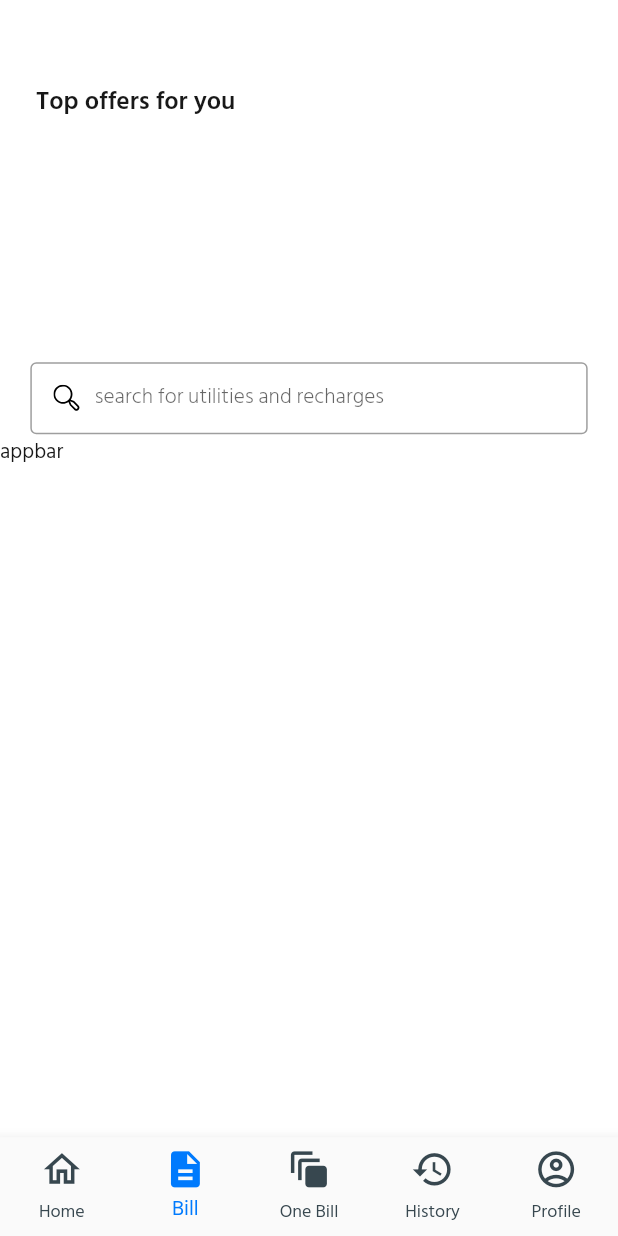
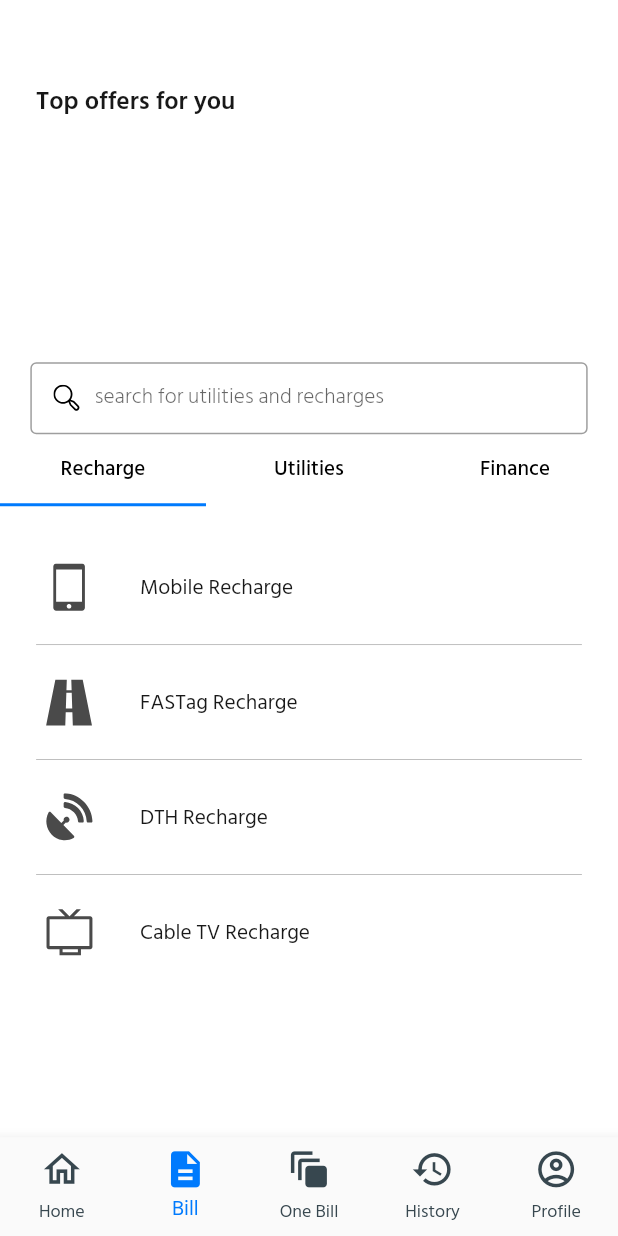
Before and after one commit to AnirudhVasudev47/billy, a Flutter app: the HomePage screen opened directly, item 2 of the bottom bar chosen, on a phone screen of 412 x 824 dp. Run offline on Flutter 3.47's test engine with Material 2 defaults, Android fonts, the phone set to English and light mode, and no system bars; drawn by our look-alikes of carousel_slider; our stand-ins replace cloud_firestore, firebase_auth, firebase_core, flutter_screenutil, flutter_svg, share_plus; missing offline and left inert: splash_screen_view; accounts and stored records are empty.

Commit message:
Bill tab done

```diff
--- a/lib/main.dart
+++ b/lib/main.dart
@@ -45,9 +45,6 @@ class _MyAppState extends State<MyApp> {
               Provider<AuthenticationService>(
                 create: (_) => AuthenticationService(FirebaseAuth.instance),
               ),
-              Provider<Rewards>(
-                create: (_) => Rewards(firebaseFirestore),
-              )
             ],
             child: MaterialApp(
               debugShowCheckedModeBanner: false,
--- a/lib/ui/tab_screens/bill_tab.dart
+++ b/lib/ui/tab_screens/bill_tab.dart
@@ -1,6 +1,10 @@
 import 'package:billy/global/color.dart';
 import 'package:billy/model/rewards_model.dart';
+import 'package:billy/ui/widget/bill_finances_tab.dart';
+import 'package:billy/ui/widget/bill_recharge_tab.dart';
+import 'package:billy/ui/widget/bill_tab_card.dart';
 import 'package:billy/ui/widget/bill_tab_reward_card.dart';
+import 'package:billy/ui/widget/bill_utilities_tab.dart';
 import 'package:carousel_slider/carousel_slider.dart';
 import 'package:cloud_firestore/cloud_firestore.dart';
 import 'package:flutter/material.dart';
@@ -14,7 +18,7 @@ class BillTab extends StatefulWidget {
   _BillTabState createState() => _BillTabState();
 }
 
-class _BillTabState extends State<BillTab> {
+class _BillTabState extends State<BillTab> with SingleTickerProviderStateMixin {
   ScreenUtil screenUtil = new ScreenUtil();
   Stream<QuerySnapshot> rewardsStream =
       FirebaseFirestore.instance.collection('offers').snapshots();
@@ -22,6 +26,41 @@ class _BillTabState extends State<BillTab> {
 
   TextEditingController searchController = new TextEditingController();
   String searchText = '';
+
+  late TabController tabController;
+  final List<Tab> myTabs = <Tab>[
+    Tab(
+      child: Text(
+        'Recharge',
+        style: TextStyle(color: ThemeColors.black),
+      ),
+    ),
+    Tab(
+      child: Text(
+        'Utilities',
+        style: TextStyle(color: ThemeColors.black),
+      ),
+    ),
+    Tab(
+      child: Text(
+        'Finance',
+        style: TextStyle(color: ThemeColors.black),
+      ),
+    ),
+  ];
+
+  @override
+  void initState() {
+    super.initState();
+    tabController = TabController(vsync: this, length: myTabs.length);
+  }
+
+  @override
+  void dispose() {
+    super.dispose();
+    searchController.dispose();
+    tabController.dispose();
+  }
 
   @override
   Widget build(BuildContext context) {
@@ -50,9 +89,33 @@ class _BillTabState extends State<BillTab> {
           child: rewardsWidget(),
         ),
         searchTextField(),
-        searchController.text.isEmpty?
-            Container(child: Text('appbar'),):
-            Container(child: Text('search result'),),
+        searchController.text.isEmpty
+            ? Expanded(
+                child: Column(
+                  children: [
+                    TabBar(
+                      controller: tabController,
+                      tabs: myTabs,
+                      indicatorColor: ThemeColors.primaryColorLight,
+                    ),
+                    Expanded(
+                      child: TabBarView(
+                        controller: tabController,
+                        children: [
+                          BillRechargeTab(),
+                          BillUtilitiesTab(),
+                          BillFinancesTab(),
+                        ],
+                      ),
+                    ),
+                  ],
+                ),
+              )
+            : Container(
+                child: Center(
+                  child: Text('search result'),
+                ),
+              ),
       ],
     );
   }
@@ -64,9 +127,9 @@ class _BillTabState extends State<BillTab> {
       ),
       child: TextField(
         controller: searchController,
-        onChanged: (text){
+        onChanged: (text) {
           setState(() {
-            searchText = text;
+            searchText = text.toLowerCase();
           });
         },
         style: TextStyle(
@@ -75,8 +138,8 @@ class _BillTabState extends State<BillTab> {
         ),
         decoration: InputDecoration(
           focusedBorder: OutlineInputBorder(
-            borderSide: BorderSide(
-                color: ThemeColors.primaryColorLight, width: 1.0),
+            borderSide:
+                BorderSide(color: ThemeColors.primaryColorLight, width: 1.0),
           ),
           counterText: '',
           isDense: true,
@@ -146,7 +209,12 @@ class _BillTabState extends State<BillTab> {
             ),
           );
         } else {
-          return Center(child: CircularProgressIndicator());
+          return Container(
+            height: screenUtil.setHeight(141),
+            child: Center(
+              child: CircularProgressIndicator(),
+            ),
+          );
         }
       },
     );
--- /dev/null
+++ b/lib/ui/widget/bill_recharge_tab.dart
@@ -0,0 +1,68 @@
+import 'package:billy/global/color.dart';
+import 'package:billy/ui/widget/bill_tab_card.dart';
+import 'package:flutter/material.dart';
+import 'package:flutter_screenutil/flutter_screenutil.dart';
+
+class BillRechargeTab extends StatelessWidget {
+  const BillRechargeTab({Key? key}) : super(key: key);
+
+  @override
+  Widget build(BuildContext context) {
+    ScreenUtil screenUtil = new ScreenUtil();
+    return Container(
+      child: SingleChildScrollView(
+        physics: BouncingScrollPhysics(),
+        child: Container(
+          padding: EdgeInsets.symmetric(
+            vertical: screenUtil.setHeight(18),
+          ),
+          child: Column(
+            children: [
+              BillTabCard(
+                icon: 'assets/images/bill_tab/mobile.svg',
+                title: 'Mobile Recharge',
+                onPressed: (){},
+              ),
+              Divider(
+                height: 0,
+                thickness: 0.3,
+                color: ThemeColors.dividerColor,
+                indent: screenUtil.setWidth(25),
+                endIndent: screenUtil.setWidth(25),
+              ),
+              BillTabCard(
+                icon: 'assets/images/bill_tab/road.svg',
+                title: 'FASTag Recharge',
+                onPressed: (){},
+              ),
+              Divider(
+                height: 0,
+                thickness: 0.3,
+                color: ThemeColors.dividerColor,
+                indent: screenUtil.setWidth(25),
+                endIndent: screenUtil.setWidth(25),
+              ),
+              BillTabCard(
+                icon: 'assets/images/bill_tab/dth.svg',
+                title: 'DTH Recharge',
+                onPressed: (){},
+              ),
+              Divider(
+                height: 0,
+                thickness: 0.3,
+                color: ThemeColors.dividerColor,
+                indent: screenUtil.setWidth(25),
+                endIndent: screenUtil.setWidth(25),
+              ),
+              BillTabCard(
+                icon: 'assets/images/bill_tab/cable_tv.svg',
+                title: 'Cable TV Recharge',
+                onPressed: (){},
+              ),
+            ],
+          ),
+        ),
+      ),
+    );
+  }
+}
--- /dev/null
+++ b/lib/ui/widget/bill_tab_card.dart
@@ -0,0 +1,48 @@
+import 'package:flutter/material.dart';
+import 'package:flutter_screenutil/flutter_screenutil.dart';
+import 'package:flutter_svg/flutter_svg.dart';
+
+class BillTabCard extends StatelessWidget {
+  const BillTabCard(
+      {Key? key,
+      required this.icon,
+      required this.title,
+      required this.onPressed})
+      : super(key: key);
+
+  final String icon;
+  final String title;
+  final Function() onPressed;
+
+  @override
+  Widget build(BuildContext context) {
+    ScreenUtil screenUtil = new ScreenUtil();
+    return InkWell(
+      onTap: onPressed,
+      child: Container(
+        padding: EdgeInsets.symmetric(
+          vertical: screenUtil.setHeight(25),
+        ).copyWith(left: screenUtil.setWidth(30)),
+        child: Row(
+          children: [
+            SvgPicture.asset(
+              icon,
+              width: screenUtil.setWidth(36),
+              height: screenUtil.setHeight(36),
+            ),
+            SizedBox(
+              width: screenUtil.setWidth(31),
+            ),
+            Text(
+              title,
+              style: TextStyle(
+                fontSize: 16.sp,
+                fontWeight: FontWeight.w400,
+              ),
+            )
+          ],
+        ),
+      ),
+    );
+  }
+}
```
Also changed, not shown: lib/ui/widget/bill_finances_tab.dart (added, +68 -0 lines), lib/ui/widget/bill_utilities_tab.dart (added, +68 -0 lines), assets/images/bill_tab/cable_tv.svg (added), assets/images/bill_tab/dth.svg (added), assets/images/bill_tab/mobile.svg (added), assets/images/bill_tab/road.svg (added), 3 other files.
